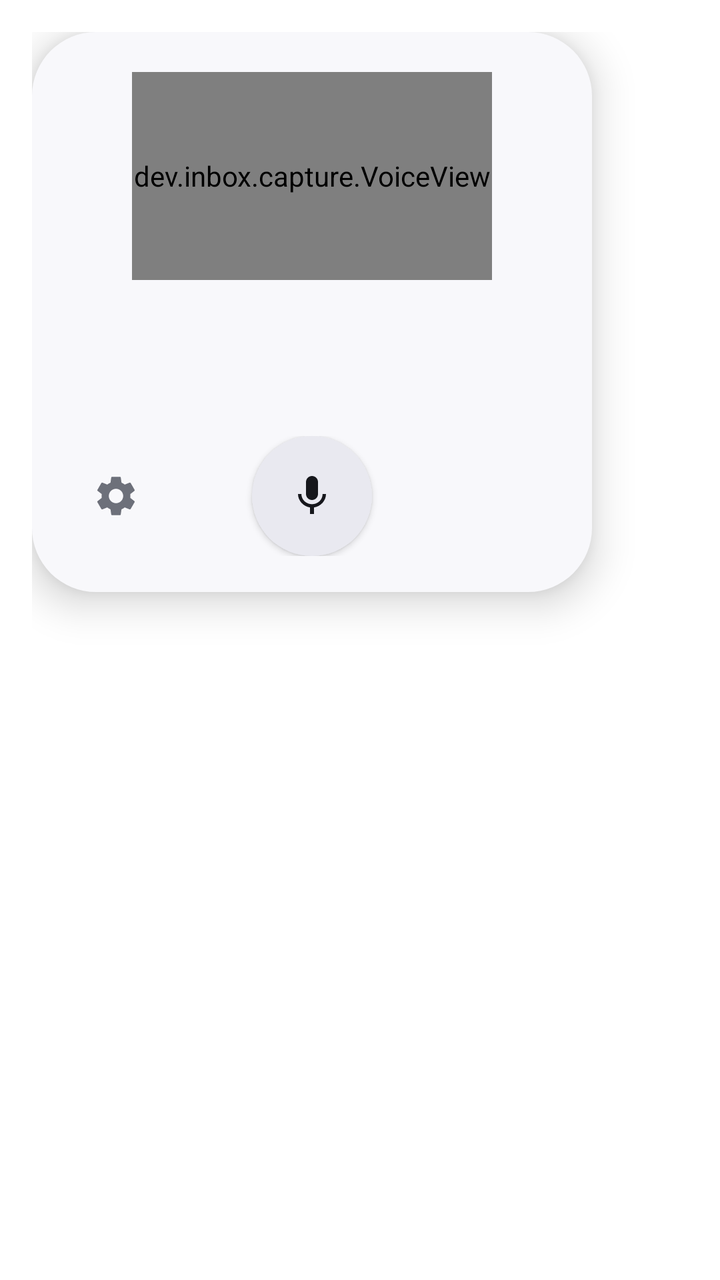
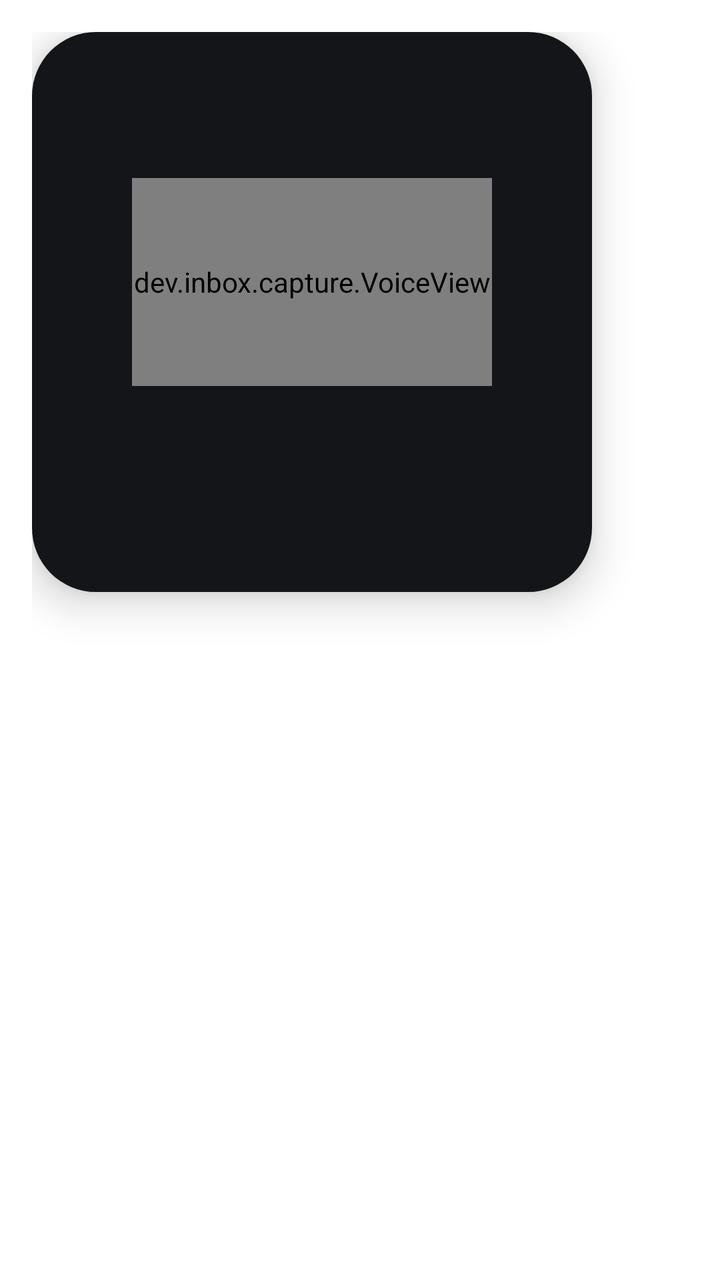

Before-and-after screenshots of an Android layout around one commit, followed by the original layout XML and the change that was made.
<!-- AndroidManifest.xml: activity theme Theme.Capture -->
<!-- res/layout/capture.xml -->
<?xml version="1.0" encoding="utf-8"?>
<FrameLayout xmlns:android="http://schemas.android.com/apk/res/android"
    android:layout_width="wrap_content"
    android:layout_height="wrap_content"
    android:padding="16dp">

    <LinearLayout
        android:id="@+id/card"
        android:layout_width="280dp"
        android:layout_height="280dp"
        android:background="@drawable/card_bg"
        android:elevation="12dp"
        android:gravity="center_horizontal"
        android:orientation="vertical"
        android:paddingStart="20dp"
        android:paddingTop="20dp"
        android:paddingEnd="20dp"
        android:paddingBottom="18dp">

        <dev.inbox.capture.VoiceView
            android:id="@+id/wave"
            android:layout_width="180dp"
            android:layout_height="104dp" />

        
        <LinearLayout
            android:layout_width="match_parent"
            android:layout_height="0dp"
            android:layout_weight="1"
            android:gravity="center"
            android:orientation="vertical">

        <TextView
            android:id="@+id/status"
            android:layout_width="wrap_content"
            android:layout_height="wrap_content"
            android:gravity="center"
            android:textColor="@color/text_secondary"
            android:textSize="13sp" />

        <TextView
            android:id="@+id/title"
            android:layout_width="match_parent"
            android:layout_height="wrap_content"
            android:layout_marginTop="4dp"
            android:fontFamily="sans-serif-medium"
            android:gravity="center"
            android:maxLines="2"
            android:ellipsize="end"
            android:textColor="@color/text_primary"
            android:textSize="17sp"
            android:visibility="gone" />

        <TextView
            android:id="@+id/due"
            android:layout_width="wrap_content"
            android:layout_height="wrap_content"
            android:layout_marginTop="10dp"
            android:background="@drawable/chip_bg"
            android:fontFamily="sans-serif-medium"
            android:paddingStart="12dp"
            android:paddingTop="5dp"
            android:paddingEnd="12dp"
            android:paddingBottom="5dp"
            android:textColor="@color/chip_text"
            android:textSize="13sp"
            android:visibility="gone" />
        </LinearLayout>

        <LinearLayout
            android:layout_width="match_parent"
            android:layout_height="wrap_content"
            android:gravity="center_vertical"
            android:orientation="horizontal">

            <ImageButton
                android:id="@+id/settings"
                android:layout_width="44dp"
                android:layout_height="44dp"
                android:background="@drawable/round_bg"
                android:contentDescription="@string/settings"
                android:src="@drawable/ic_settings"
                android:tint="@color/text_secondary" />

            <View
                android:layout_width="0dp"
                android:layout_height="0dp"
                android:layout_weight="1" />

            <ImageButton
                android:id="@+id/mic"
                android:layout_width="60dp"
                android:layout_height="60dp"
                android:background="@drawable/mic_bg"
                android:contentDescription="@string/mic"
                android:elevation="2dp"
                android:src="@drawable/ic_mic"
                android:tint="@color/mic_tint" />

            <View
                android:layout_width="0dp"
                android:layout_height="0dp"
                android:layout_weight="1" />

            <ImageButton
                android:id="@+id/save"
                android:layout_width="44dp"
                android:layout_height="44dp"
                android:background="@drawable/round_bg"
                android:contentDescription="@string/save"
                android:src="@drawable/ic_check"
                android:tint="@color/accent"
                android:visibility="invisible" />
        </LinearLayout>
    </LinearLayout>
</FrameLayout>
<!-- resources referenced by this layout -->
<resources>
  <color name="accent">#7465EE</color>
  <color name="chip_text">#5747CF</color>
  <color name="text_primary">#16171C</color>
  <color name="text_secondary">#6D707A</color>
  <!-- drawable card_bg (drawable) -->
  <shape xmlns:android="http://schemas.android.com/apk/res/android">
      <solid android:color="@color/card" />
      <corners android:radius="32dp" />
  </shape>
  <!-- drawable chip_bg (drawable) -->
  <shape xmlns:android="http://schemas.android.com/apk/res/android">
      <solid android:color="@color/chip_bg" />
      <corners android:radius="999dp" />
  </shape>
  <!-- drawable ic_check (drawable) -->
  <vector xmlns:android="http://schemas.android.com/apk/res/android"
      android:width="24dp" android:height="24dp" android:viewportWidth="24" android:viewportHeight="24">
      <path android:fillColor="#FFFFFFFF" android:pathData="M9,16.17L4.83,12l-1.42,1.41L9,19 21,7l-1.41,-1.41z" />
  </vector>
  <!-- drawable ic_mic (drawable) -->
  <vector xmlns:android="http://schemas.android.com/apk/res/android"
      android:width="24dp" android:height="24dp" android:viewportWidth="24" android:viewportHeight="24"
  >
      <path android:fillColor="#FFFFFFFF"
          android:pathData="M12,14c1.66,0 3,-1.34 3,-3V5c0,-1.66 -1.34,-3 -3,-3S9,3.34 9,5v6C9,12.66 10.34,14 12,14zM17.3,11c0,3 -2.54,5.1 -5.3,5.1S6.7,14 6.7,11H5c0,3.41 2.72,6.23 6,6.72V21h2v-3.28c3.28,-0.48 6,-3.3 6,-6.72H17.3z" />
  </vector>
  <!-- drawable ic_settings (drawable) -->
  <vector xmlns:android="http://schemas.android.com/apk/res/android"
      android:width="24dp" android:height="24dp" android:viewportWidth="24" android:viewportHeight="24"
  >
      <path android:fillColor="#FFFFFFFF"
          android:pathData="M19.14,12.94c0.04,-0.3 0.06,-0.61 0.06,-0.94c0,-0.32 -0.02,-0.64 -0.07,-0.94l2.03,-1.58c0.18,-0.14 0.23,-0.41 0.12,-0.61l-1.92,-3.32c-0.12,-0.22 -0.37,-0.29 -0.59,-0.22l-2.39,0.96c-0.5,-0.38 -1.03,-0.7 -1.62,-0.94L14.4,2.81c-0.04,-0.24 -0.24,-0.41 -0.48,-0.41h-3.84c-0.24,0 -0.43,0.17 -0.47,0.41L9.25,5.35C8.66,5.59 8.12,5.92 7.63,6.29L5.24,5.33c-0.22,-0.08 -0.47,0 -0.59,0.22L2.74,8.87C2.62,9.08 2.66,9.34 2.86,9.48l2.03,1.58C4.84,11.36 4.8,11.69 4.8,12s0.02,0.64 0.07,0.94l-2.03,1.58c-0.18,0.14 -0.23,0.41 -0.12,0.61l1.92,3.32c0.12,0.22 0.37,0.29 0.59,0.22l2.39,-0.96c0.5,0.38 1.03,0.7 1.62,0.94l0.36,2.54c0.05,0.24 0.24,0.41 0.48,0.41h3.84c0.24,0 0.44,-0.17 0.47,-0.41l0.36,-2.54c0.59,-0.24 1.13,-0.56 1.62,-0.94l2.39,0.96c0.22,0.08 0.47,0 0.59,-0.22l1.92,-3.32c0.12,-0.22 0.07,-0.47 -0.12,-0.61L19.14,12.94zM12,15.6c-1.98,0 -3.6,-1.62 -3.6,-3.6s1.62,-3.6 3.6,-3.6s3.6,1.62 3.6,3.6S13.98,15.6 12,15.6z" />
  </vector>
  <!-- drawable mic_bg (drawable) -->
  <selector xmlns:android="http://schemas.android.com/apk/res/android">
      <item android:state_activated="true">
          <shape android:shape="oval">
              <gradient android:angle="315" android:startColor="@color/accent" android:endColor="@color/accent_end" />
          </shape>
      </item>
      <item>
          <shape android:shape="oval"><solid android:color="@color/surface_variant" /></shape>
      </item>
  </selector>
  <!-- drawable round_bg (drawable) -->
  <ripple xmlns:android="http://schemas.android.com/apk/res/android" android:color="@color/surface_variant">
      <item android:id="@android:id/mask">
          <shape android:shape="oval"><solid android:color="#FFFFFFFF" /></shape>
      </item>
  </ripple>
  <string name="mic">Dictate</string>
  <string name="save">Save</string>
  <string name="settings">Inbox settings</string>
  <color name="card">#F8F8FB</color>
  <color name="chip_bg">#1F7465EE</color>
  <color name="accent_end">#22B8D8</color>
  <color name="surface_variant">#E9E9F0</color>
  <!-- unchanged entries left out for length: 1 -->
</resources>

<!-- the commit's change to res/layout/capture.xml (unified diff, before → after) -->
@@ -4,36 +4,29 @@
     android:layout_height="wrap_content"
     android:padding="16dp">
 
+    
     <LinearLayout
         android:id="@+id/card"
         android:layout_width="280dp"
         android:layout_height="280dp"
         android:background="@drawable/card_bg"
+        android:clickable="true"
         android:elevation="12dp"
-        android:gravity="center_horizontal"
+        android:focusable="true"
+        android:gravity="center"
         android:orientation="vertical"
-        android:paddingStart="20dp"
-        android:paddingTop="20dp"
-        android:paddingEnd="20dp"
-        android:paddingBottom="18dp">
+        android:padding="24dp">
 
         <dev.inbox.capture.VoiceView
             android:id="@+id/wave"
             android:layout_width="180dp"
             android:layout_height="104dp" />
 
-        
-        <LinearLayout
-            android:layout_width="match_parent"
-            android:layout_height="0dp"
-            android:layout_weight="1"
-            android:gravity="center"
-            android:orientation="vertical">
-
         <TextView
             android:id="@+id/status"
             android:layout_width="wrap_content"
             android:layout_height="wrap_content"
+            android:layout_marginTop="12dp"
             android:gravity="center"
             android:textColor="@color/text_secondary"
             android:textSize="13sp" />
@@ -42,11 +35,10 @@
             android:id="@+id/title"
             android:layout_width="match_parent"
             android:layout_height="wrap_content"
-            android:layout_marginTop="4dp"
+            android:ellipsize="end"
             android:fontFamily="sans-serif-medium"
             android:gravity="center"
             android:maxLines="2"
-            android:ellipsize="end"
             android:textColor="@color/text_primary"
             android:textSize="17sp"
             android:visibility="gone" />
@@ -65,52 +57,22 @@
             android:textColor="@color/chip_text"
             android:textSize="13sp"
             android:visibility="gone" />
-        </LinearLayout>
 
-        <LinearLayout
-            android:layout_width="match_parent"
+        
+        <TextView
+            android:id="@+id/save"
+            android:layout_width="wrap_content"
             android:layout_height="wrap_content"
-            android:gravity="center_vertical"
-            android:orientation="horizontal">
-
-            <ImageButton
-                android:id="@+id/settings"
-                android:layout_width="44dp"
-                android:layout_height="44dp"
-                android:background="@drawable/round_bg"
-                android:contentDescription="@string/settings"
-                android:src="@drawable/ic_settings"
-                android:tint="@color/text_secondary" />
-
-            <View
-                android:layout_width="0dp"
-                android:layout_height="0dp"
-                android:layout_weight="1" />
-
-            <ImageButton
-                android:id="@+id/mic"
-                android:layout_width="60dp"
-                android:layout_height="60dp"
-                android:background="@drawable/mic_bg"
-                android:contentDescription="@string/mic"
-                android:elevation="2dp"
-                android:src="@drawable/ic_mic"
-                android:tint="@color/mic_tint" />
-
-            <View
-                android:layout_width="0dp"
-                android:layout_height="0dp"
-                android:layout_weight="1" />
-
-            <ImageButton
-                android:id="@+id/save"
-                android:layout_width="44dp"
-                android:layout_height="44dp"
-                android:background="@drawable/round_bg"
-                android:contentDescription="@string/save"
-                android:src="@drawable/ic_check"
-                android:tint="@color/accent"
-                android:visibility="invisible" />
-        </LinearLayout>
+            android:layout_marginTop="14dp"
+            android:background="@drawable/pill_bg"
+            android:fontFamily="sans-serif-medium"
+            android:paddingStart="22dp"
+            android:paddingTop="8dp"
+            android:paddingEnd="22dp"
+            android:paddingBottom="8dp"
+            android:text="@string/save"
+            android:textColor="@color/on_accent"
+            android:textSize="14sp"
+            android:visibility="gone" />
     </LinearLayout>
 </FrameLayout>
<!-- resource entries referenced after the edit -->
@@ -1,9 +1,10 @@
 <!-- resources referenced by this layout -->
 <resources>
-  <color name="accent">#7465EE</color>
-  <color name="chip_text">#5747CF</color>
-  <color name="text_primary">#16171C</color>
-  <color name="text_secondary">#6D707A</color>
+  <color name="accent">#4C8DFF</color>
+  <color name="chip_text">#E6FFFFFF</color>
+  <color name="on_accent">#FFFFFF</color>
+  <color name="text_primary">#FFFFFF</color>
+  <color name="text_secondary">#8B8F98</color>
   <!-- drawable card_bg (drawable) -->
   <shape xmlns:android="http://schemas.android.com/apk/res/android">
       <solid android:color="@color/card" />
@@ -14,49 +15,19 @@
       <solid android:color="@color/chip_bg" />
       <corners android:radius="999dp" />
   </shape>
-  <!-- drawable ic_check (drawable) -->
-  <vector xmlns:android="http://schemas.android.com/apk/res/android"
-      android:width="24dp" android:height="24dp" android:viewportWidth="24" android:viewportHeight="24">
-      <path android:fillColor="#FFFFFFFF" android:pathData="M9,16.17L4.83,12l-1.42,1.41L9,19 21,7l-1.41,-1.41z" />
-  </vector>
-  <!-- drawable ic_mic (drawable) -->
-  <vector xmlns:android="http://schemas.android.com/apk/res/android"
-      android:width="24dp" android:height="24dp" android:viewportWidth="24" android:viewportHeight="24"
-  >
-      <path android:fillColor="#FFFFFFFF"
-          android:pathData="M12,14c1.66,0 3,-1.34 3,-3V5c0,-1.66 -1.34,-3 -3,-3S9,3.34 9,5v6C9,12.66 10.34,14 12,14zM17.3,11c0,3 -2.54,5.1 -5.3,5.1S6.7,14 6.7,11H5c0,3.41 2.72,6.23 6,6.72V21h2v-3.28c3.28,-0.48 6,-3.3 6,-6.72H17.3z" />
-  </vector>
-  <!-- drawable ic_settings (drawable) -->
-  <vector xmlns:android="http://schemas.android.com/apk/res/android"
-      android:width="24dp" android:height="24dp" android:viewportWidth="24" android:viewportHeight="24"
-  >
-      <path android:fillColor="#FFFFFFFF"
-          android:pathData="M19.14,12.94c0.04,-0.3 0.06,-0.61 0.06,-0.94c0,-0.32 -0.02,-0.64 -0.07,-0.94l2.03,-1.58c0.18,-0.14 0.23,-0.41 0.12,-0.61l-1.92,-3.32c-0.12,-0.22 -0.37,-0.29 -0.59,-0.22l-2.39,0.96c-0.5,-0.38 -1.03,-0.7 -1.62,-0.94L14.4,2.81c-0.04,-0.24 -0.24,-0.41 -0.48,-0.41h-3.84c-0.24,0 -0.43,0.17 -0.47,0.41L9.25,5.35C8.66,5.59 8.12,5.92 7.63,6.29L5.24,5.33c-0.22,-0.08 -0.47,0 -0.59,0.22L2.74,8.87C2.62,9.08 2.66,9.34 2.86,9.48l2.03,1.58C4.84,11.36 4.8,11.69 4.8,12s0.02,0.64 0.07,0.94l-2.03,1.58c-0.18,0.14 -0.23,0.41 -0.12,0.61l1.92,3.32c0.12,0.22 0.37,0.29 0.59,0.22l2.39,-0.96c0.5,0.38 1.03,0.7 1.62,0.94l0.36,2.54c0.05,0.24 0.24,0.41 0.48,0.41h3.84c0.24,0 0.44,-0.17 0.47,-0.41l0.36,-2.54c0.59,-0.24 1.13,-0.56 1.62,-0.94l2.39,0.96c0.22,0.08 0.47,0 0.59,-0.22l1.92,-3.32c0.12,-0.22 0.07,-0.47 -0.12,-0.61L19.14,12.94zM12,15.6c-1.98,0 -3.6,-1.62 -3.6,-3.6s1.62,-3.6 3.6,-3.6s3.6,1.62 3.6,3.6S13.98,15.6 12,15.6z" />
-  </vector>
-  <!-- drawable mic_bg (drawable) -->
-  <selector xmlns:android="http://schemas.android.com/apk/res/android">
-      <item android:state_activated="true">
-          <shape android:shape="oval">
-              <gradient android:angle="315" android:startColor="@color/accent" android:endColor="@color/accent_end" />
+  <!-- drawable pill_bg (drawable) -->
+  <ripple xmlns:android="http://schemas.android.com/apk/res/android" android:color="#33FFFFFF">
+      <item>
+          <shape>
+              <gradient android:angle="0" android:startColor="@color/accent" android:endColor="@color/accent_end" />
+              <corners android:radius="999dp" />
           </shape>
       </item>
-      <item>
-          <shape android:shape="oval"><solid android:color="@color/surface_variant" /></shape>
-      </item>
-  </selector>
-  <!-- drawable round_bg (drawable) -->
-  <ripple xmlns:android="http://schemas.android.com/apk/res/android" android:color="@color/surface_variant">
-      <item android:id="@android:id/mask">
-          <shape android:shape="oval"><solid android:color="#FFFFFFFF" /></shape>
-      </item>
   </ripple>
-  <string name="mic">Dictate</string>
   <string name="save">Save</string>
-  <string name="settings">Inbox settings</string>
-  <color name="card">#F8F8FB</color>
-  <color name="chip_bg">#1F7465EE</color>
-  <color name="accent_end">#22B8D8</color>
-  <color name="surface_variant">#E9E9F0</color>
+  <color name="card">#141519</color>
+  <color name="chip_bg">#1AFFFFFF</color>
+  <color name="accent_end">#4C8DFF</color>
   <!-- unchanged entries left out for length: 1 -->
 </resources>
 
